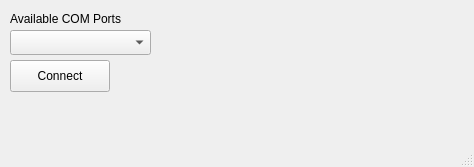
Before: the Qt Designer form src/ui/MainWindow.ui in panchis7u7/Deep_Neural_Network, drawn with Qt 5.
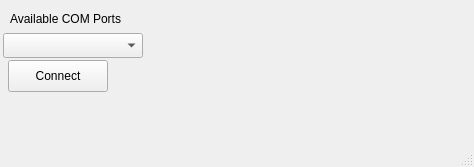
After: the same form once the commit is applied.

```diff
--- a/src/ui/MainWindow.ui
+++ b/src/ui/MainWindow.ui
@@ -30,9 +30,9 @@
    <widget class="QComboBox" name="cbxComPorts">
     <property name="geometry">
      <rect>
-      <x>10</x>
-      <y>30</y>
-      <width>141</width>
+      <x>3</x>
+      <y>33</y>
+      <width>140</width>
       <height>25</height>
      </rect>
     </property>
@@ -40,7 +40,7 @@
    <widget class="QPushButton" name="pbConnectSerial">
     <property name="geometry">
      <rect>
-      <x>10</x>
+      <x>8</x>
       <y>60</y>
       <width>100</width>
       <height>32</height>
```
